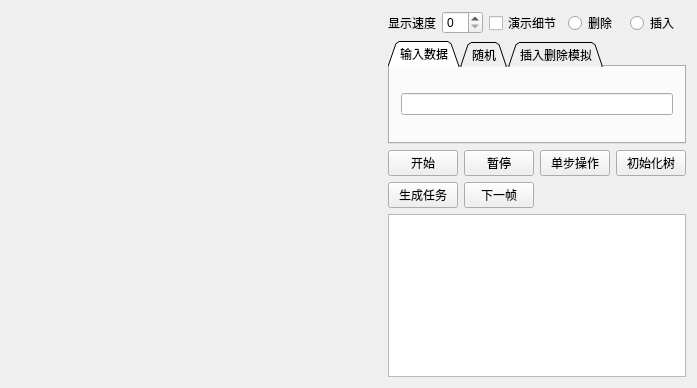
First picture: the form in widget.ui, repository dayu521/RBtreedemo, before the edit.
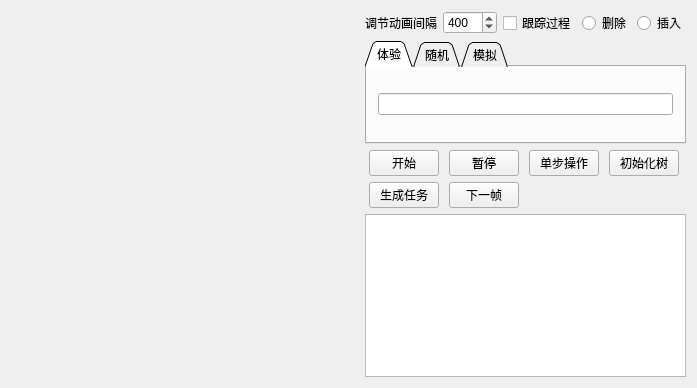
Second picture: the form after the edit. The open tabs and pages were chosen to show the change. Custom widgets are drawn as their Qt base class.

Commit message:
重新思考界面
界面逻辑折腾了好久,决定从新弄
2019/8/31

What changed in the file:
```diff
--- a/widget.ui
+++ b/widget.ui
@@ -54,17 +54,27 @@
          <item>
           <widget class="QLabel" name="_LableShowSpeed">
            <property name="text">
-            <string>显示速度</string>
+            <string>调节动画间隔</string>
            </property>
           </widget>
          </item>
          <item>
-          <widget class="QSpinBox" name="_SpinBoxForSpeed"/>
+          <widget class="QSpinBox" name="_SpinBoxForSpeed">
+           <property name="maximum">
+            <number>1000</number>
+           </property>
+           <property name="singleStep">
+            <number>100</number>
+           </property>
+           <property name="value">
+            <number>400</number>
+           </property>
+          </widget>
          </item>
          <item>
           <widget class="QCheckBox" name="_CheckBoxForShowDetail">
            <property name="text">
-            <string>演示细节</string>
+            <string>跟踪过程</string>
            </property>
           </widget>
          </item>
@@ -120,7 +130,7 @@
        </property>
        <widget class="QWidget" name="tab_2">
         <attribute name="title">
-         <string>输入数据</string>
+         <string>体验</string>
         </attribute>
         <layout class="QHBoxLayout" name="horizontalLayout_2">
          <item>
@@ -239,7 +249,7 @@
        </widget>
        <widget class="QWidget" name="tab_3">
         <attribute name="title">
-         <string>插入删除模拟</string>
+         <string>模拟</string>
         </attribute>
         <layout class="QHBoxLayout" name="horizontalLayout_7">
          <item>
```
Left out of the diff: 2 changed lines with no effect on the pictures. The commit also changes 6 other files.
